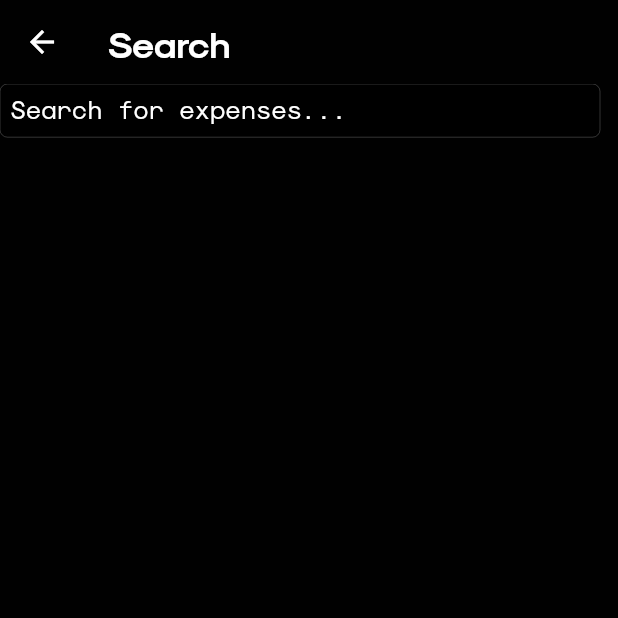
After one commit to ThatSaxyDev/xp, a Flutter app: the SearchExpenseScreen screen opened directly, on a phone screen of 412 x 824 dp, the top half of it. The commit adds this screen. Run offline on Flutter 3.47's test engine with Material 2 defaults, Android fonts, the phone set to English and light mode, and no system bars; our stand-ins replace fl_chart, flutter_animate, flutter_riverpod, flutter_screenutil, fluttertoast, liquid_progress_indicator and 5 more; missing offline and left inert: flex_color_picker; accounts and stored records are empty; generated files the repository leaves out were written again.

Commit message:
search functionality has been implemented. From there, a reciept screen wpuld be created. Still deciding if users can delete expenses or not. Probably not.

```diff
--- a/lib/features/expenses/screens/fixing_expenses_screen.dart
+++ b/lib/features/expenses/screens/fixing_expenses_screen.dart
@@ -3,7 +3,6 @@ import 'dart:async';
 import 'package:collection/collection.dart';
 import 'package:exptrak/models/expense.dart';
 import 'package:exptrak/realm.dart';
-import 'package:exptrak/shared/app_elements/app_colors.dart';
 import 'package:exptrak/shared/app_elements/app_constants.dart';
 import 'package:exptrak/shared/app_elements/app_texts.dart';
 import 'package:exptrak/shared/components.dart/expenses_list.dart';
@@ -24,7 +23,8 @@ class FixExpensesScreen extends ConsumerStatefulWidget {
   const FixExpensesScreen({super.key});
 
   @override
-  ConsumerState<ConsumerStatefulWidget> createState() => _FixExpensesScreenState();
+  ConsumerState<ConsumerStatefulWidget> createState() =>
+      _FixExpensesScreenState();
 }
 
 class _FixExpensesScreenState extends ConsumerState<FixExpensesScreen> {
--- a/lib/features/navigation_bar/icons/nav_bar_item.dart
+++ b/lib/features/navigation_bar/icons/nav_bar_item.dart
@@ -1,5 +1,4 @@
 // ignore_for_file: public_member_api_docs, sort_constructors_first
-import 'package:exptrak/shared/widgets/spacer.dart';
 import 'package:flutter/material.dart';
 import 'package:flutter_screenutil/flutter_screenutil.dart';
 
--- a/lib/features/navigation_bar/widgets/bottom_navigaion_bar.dart
+++ b/lib/features/navigation_bar/widgets/bottom_navigaion_bar.dart
@@ -8,7 +8,6 @@ import 'package:exptrak/theme/palette.dart';
 import 'package:flutter/material.dart';
 import 'package:flutter_riverpod/flutter_riverpod.dart';
 import 'package:flutter_screenutil/flutter_screenutil.dart';
-import 'package:phosphor_flutter/phosphor_flutter.dart';
 import 'package:unicons/unicons.dart';
 
 class BottomNavBar extends ConsumerStatefulWidget {
--- a/lib/features/reports/screens/reports_screen.dart
+++ b/lib/features/reports/screens/reports_screen.dart
@@ -6,7 +6,6 @@ import 'package:exptrak/shared/extensions/date_extensions.dart';
 import 'package:exptrak/shared/extensions/expense_extensions.dart';
 import 'package:exptrak/shared/extensions/number_extensions.dart';
 import 'package:exptrak/models/expense.dart';
-import 'package:exptrak/shared/app_elements/app_colors.dart';
 import 'package:exptrak/shared/app_elements/app_constants.dart';
 import 'package:exptrak/shared/utils/picker.dart';
 import 'package:exptrak/shared/types/period.dart';
--- /dev/null
+++ b/lib/features/search/screens/search_expenses_screen.dart
@@ -0,0 +1,98 @@
+import 'package:exptrak/models/expense.dart';
+import 'package:exptrak/realm.dart';
+import 'package:exptrak/theme/palette.dart';
+import 'package:flutter/cupertino.dart';
+import 'package:flutter/material.dart';
+import 'package:flutter_riverpod/flutter_riverpod.dart';
+import 'package:flutter_screenutil/flutter_screenutil.dart';
+import 'package:unicons/unicons.dart';
+
+class SearchExpenseScreen extends ConsumerStatefulWidget {
+  const SearchExpenseScreen({super.key});
+
+  @override
+  ConsumerState<ConsumerStatefulWidget> createState() =>
+      _SearchExpenseScreenState();
+}
+
+class _SearchExpenseScreenState extends ConsumerState<SearchExpenseScreen> {
+  late TextEditingController _textController;
+  List<Expense> expenses = realm.all<Expense>().toList();
+
+  @override
+  void initState() {
+    super.initState();
+    _textController = TextEditingController();
+  }
+
+  @override
+  void dispose() {
+    _textController.dispose();
+    super.dispose();
+  }
+
+  void searchExpense(String query) {
+    final expenseSuggestions = expenses.where((expense) {
+      final expenseNote = expense.note!.toLowerCase();
+      final input = query.toLowerCase();
+
+      return expenseNote.contains(input);
+    }).toList();
+
+    setState(() => expenses = expenseSuggestions);
+  }
+
+  @override
+  Widget build(BuildContext context) {
+    final currenTheme = ref.watch(themeNotifierProvider);
+    return Scaffold(
+      appBar: AppBar(
+        elevation: 0,
+        backgroundColor: currenTheme.backgroundColor,
+        title: Text(
+          'Search',
+          style: TextStyle(
+            fontSize: 25.sp,
+            fontWeight: FontWeight.w700,
+            color: currenTheme.textTheme.bodyText2!.color!,
+          ),
+        ),
+      ),
+      body: Column(
+        children: [
+          Container(
+            margin: const EdgeInsets.only(right: 12),
+            child: CupertinoTextField(
+              style: TextStyle(
+                color: currenTheme.textTheme.bodyText2!.color!,
+              ),
+              placeholder: "Search for expenses...",
+              placeholderStyle: TextStyle(
+                fontFamily: 'Sk-Modernist',
+                color: currenTheme.textTheme.bodyText2!.color!,
+              ),
+              controller: _textController,
+              onChanged: searchExpense,
+            ),
+          ),
+          SizedBox(
+            height: 600.h,
+            child: ListView.builder(
+              itemCount: expenses.length,
+              itemBuilder: (context, index) {
+                final expense = expenses[index];
+                return ListTile(
+                  title: Text(
+                    expense.note!,
+                    style: TextStyle(color: expense.category!.color),
+                  ),
+                  onTap: () {},
+                );
+              },
+            ),
+          ),
+        ],
+      ),
+    );
+  }
+}
--- a/lib/features/settings/screens/categories_screen.dart
+++ b/lib/features/settings/screens/categories_screen.dart
@@ -1,5 +1,4 @@
 import 'dart:async';
-import 'dart:developer';
 
 import 'package:exptrak/models/category.dart';
 import 'package:exptrak/realm.dart';
--- a/lib/features/settings/screens/report_screen.dart
+++ b/lib/features/settings/screens/report_screen.dart
@@ -1,4 +1,3 @@
-import 'package:exptrak/shared/app_elements/app_colors.dart';
 import 'package:exptrak/theme/palette.dart';
 import 'package:flutter/material.dart';
 import 'package:flutter_riverpod/flutter_riverpod.dart';
@@ -8,11 +7,11 @@ class ReportABugScreen extends ConsumerStatefulWidget {
   const ReportABugScreen({super.key});
 
   @override
-  ConsumerState<ConsumerStatefulWidget> createState() => _ReportABugScreenState();
+  ConsumerState<ConsumerStatefulWidget> createState() =>
+      _ReportABugScreenState();
 }
 
 class _ReportABugScreenState extends ConsumerState<ReportABugScreen> {
-
   @override
   Widget build(BuildContext context) {
     final currenTheme = ref.watch(themeNotifierProvider);
--- a/lib/features/settings/screens/settings_acreen.dart
+++ b/lib/features/settings/screens/settings_acreen.dart
@@ -1,5 +1,3 @@
-import 'dart:developer';
-
 import 'package:exptrak/features/settings/screens/categories_screen.dart';
 import 'package:exptrak/features/settings/screens/report_screen.dart';
 import 'package:exptrak/models/category.dart';
@@ -10,7 +8,6 @@ import 'package:exptrak/shared/app_elements/app_images.dart';
 import 'package:exptrak/shared/utils/alert_dialog.dart';
 import 'package:exptrak/shared/widgets/spacer.dart';
 import 'package:exptrak/theme/palette.dart';
-import 'package:flutter/cupertino.dart';
 import 'package:flutter/material.dart';
 import 'package:flutter_riverpod/flutter_riverpod.dart';
 import 'package:flutter_screenutil/flutter_screenutil.dart';
@@ -124,7 +121,7 @@ class SettingsScreen extends ConsumerWidget {
                 width: double.infinity,
                 decoration: const BoxDecoration(
                   border: Border(
-                     top: BorderSide(color: AppColors.grey),
+                    top: BorderSide(color: AppColors.grey),
                     bottom: BorderSide(color: AppColors.grey),
                   ),
                 ),
--- a/lib/main.dart
+++ b/lib/main.dart
@@ -1,10 +1,9 @@
 import 'package:exptrak/features/auth/screens/splash_screen.dart';
-import 'package:exptrak/features/navigation_bar/widgets/bottom_navigaion_bar.dart';
+import 'package:exptrak/test_search.dart';
 import 'package:exptrak/theme/palette.dart';
 import 'package:flutter/material.dart';
 import 'package:flutter_riverpod/flutter_riverpod.dart';
 import 'package:flutter_screenutil/flutter_screenutil.dart';
-import 'package:google_fonts/google_fonts.dart';
 
 void main() {
   runApp(
--- a/lib/shared/components.dart/category_badge.dart
+++ b/lib/shared/components.dart/category_badge.dart
@@ -1,6 +1,6 @@
 import 'package:exptrak/models/category.dart';
 import 'package:exptrak/theme/palette.dart';
-import 'package:flutter/cupertino.dart';
+import 'package:flutter/material.dart';
 // import 'package:flutter/material.dart';
 import 'package:flutter_riverpod/flutter_riverpod.dart';
 import 'package:flutter_screenutil/flutter_screenutil.dart';
@@ -16,7 +16,8 @@ class CategoryBadge extends ConsumerWidget {
     return Container(
       padding: const EdgeInsets.fromLTRB(6, 2, 6, 2),
       decoration: BoxDecoration(
-        color: category?.color.withAlpha(102) ?? currenTheme.textTheme.bodyText2!.color,
+        color: category?.color.withOpacity(0.27) ??
+            currenTheme.textTheme.bodyText2!.color,
         borderRadius: BorderRadius.circular(8),
       ),
       child: Text(
--- a/lib/shared/utils/charts.dart
+++ b/lib/shared/utils/charts.dart
@@ -1,4 +1,3 @@
-import 'package:exptrak/shared/app_elements/app_colors.dart';
 import 'package:fl_chart/fl_chart.dart';
 import 'package:flutter/material.dart';
 
--- a/lib/shared/utils/info.dart
+++ b/lib/shared/utils/info.dart
@@ -1,6 +1,5 @@
 import 'package:exptrak/models/category.dart';
 import 'package:exptrak/models/expense.dart';
-import 'package:exptrak/shared/app_elements/app_colors.dart';
 import 'package:exptrak/shared/types/recurrence.dart';
 import 'package:flutter/cupertino.dart';
 import 'package:realm/realm.dart';
```
Also changed, not shown: lib/features/add_expense/screens/add_screen.dart (+34 -23 lines), lib/features/auth/screens/splash_screen.dart (+3 -4 lines), lib/features/expenses/screens/expenses_screen.dart (+10 -1 lines), lib/features/search/controllers/search_controller.dart (added, +21 -0 lines), lib/features/search/delegates/search_expenses_delegate.dart (added, +153 -0 lines), lib/test_search.dart (added, +85 -0 lines).
